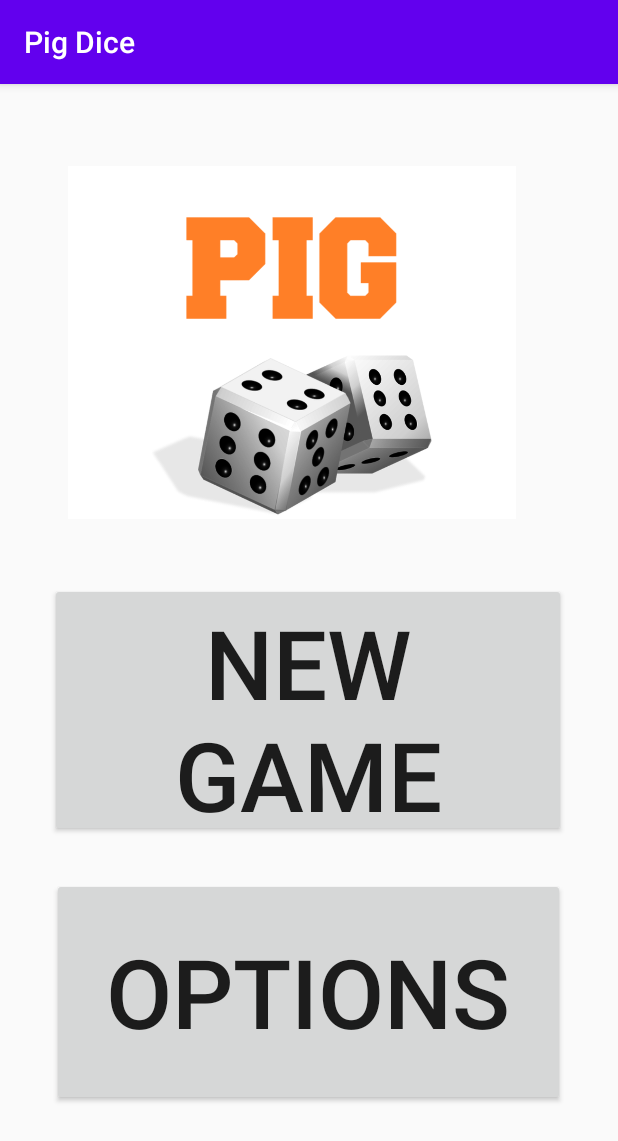
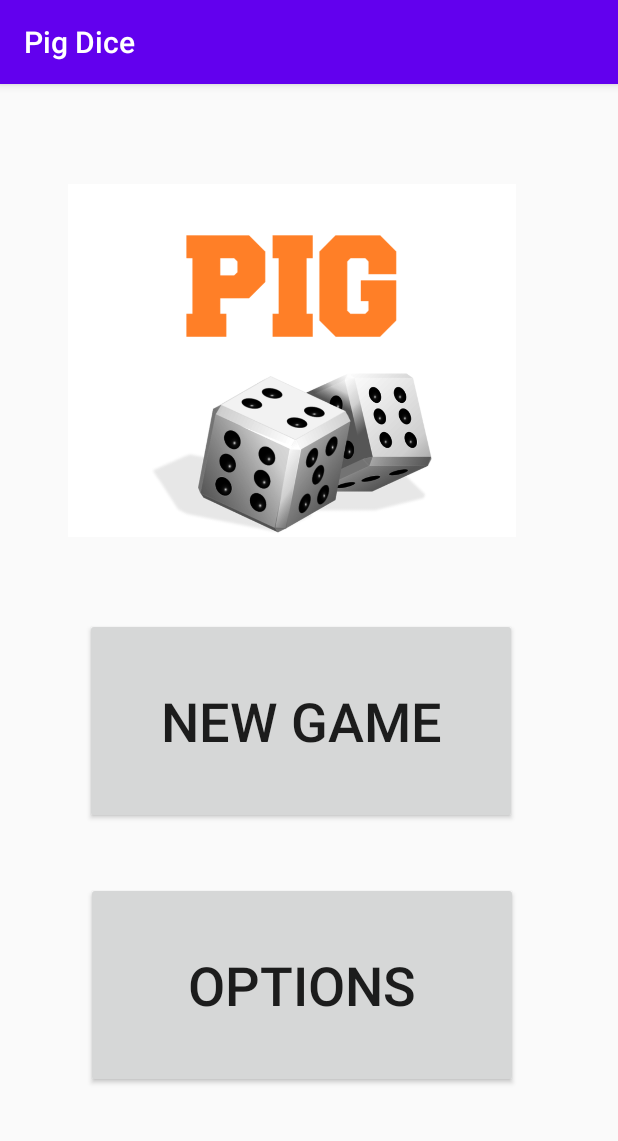
Before and after one commit to tlasalle5027/PigDiceAndroid, an Android app: the screen it shows after launch (MainActivity), on a phone screen of 412 x 824 dp. Shown: the top 1141 px of the screen. Run offline under Robolectric (Android 15) with nearby library versions, the light colour scheme and no system bars; our stand-ins replace AdMob.

Commit message:
Minor Adjustments

```diff
--- a/app/src/main/AndroidManifest.xml
+++ b/app/src/main/AndroidManifest.xml
@@ -21,7 +21,7 @@
 
         <meta-data
             android:name="com.google.android.gms.ads.APPLICATION_ID"
-            android:value="ca-app-pub-2961110423231573~7503530161" />
+            android:value="ca-app-pub-3940256099942544/1033173712" />
     </application>
 
 </manifest>
--- a/app/src/main/java/com/tel5027/pigdice/Activities/Options.java
+++ b/app/src/main/java/com/tel5027/pigdice/Activities/Options.java
@@ -32,8 +32,7 @@ public class Options extends AppCompatActivity {
         os.setDifficulty(difficulty);
         os.setEndScore(finalScore);
 
-        Intent i = new Intent(Options.this, MainActivity.class);
-        startActivity(i);
+        finish();
     }
 
     public void clearOptions(View view) {
--- a/app/src/main/res/layout/activity_game.xml
+++ b/app/src/main/res/layout/activity_game.xml
@@ -4,6 +4,4 @@
     xmlns:tools="http://schemas.android.com/tools"
     android:layout_width="match_parent"
     android:layout_height="match_parent"
-    tools:context=".Activities.GameActivity">
-
-</androidx.constraintlayout.widget.ConstraintLayout>
+    tools:context=".Activities.GameActivity"/>
--- a/app/src/main/res/layout/activity_main.xml
+++ b/app/src/main/res/layout/activity_main.xml
@@ -22,8 +22,8 @@
 
     <Button
         android:id="@+id/newGameButton"
-        android:layout_width="344dp"
-        android:layout_height="169dp"
+        android:layout_width="288dp"
+        android:layout_height="137dp"
         android:layout_marginStart="11dp"
         android:layout_marginLeft="11dp"
         android:layout_marginTop="3dp"
@@ -31,7 +31,7 @@
         android:layout_marginRight="3dp"
         android:layout_marginBottom="1dp"
         android:text="@string/new_game"
-        android:textSize="64sp"
+        android:textSize="36sp"
         app:layout_constraintBottom_toTopOf="@+id/optionsButton"
         app:layout_constraintEnd_toEndOf="parent"
         app:layout_constraintHorizontal_bias="0.415"
@@ -40,8 +40,8 @@
 
     <Button
         android:id="@+id/optionsButton"
-        android:layout_width="342dp"
-        android:layout_height="152dp"
+        android:layout_width="288dp"
+        android:layout_height="137dp"
         android:layout_marginStart="11dp"
         android:layout_marginLeft="11dp"
         android:layout_marginTop="3dp"
@@ -50,7 +50,7 @@
         android:layout_marginBottom="64dp"
         android:onClick="openOptions"
         android:text="@string/options"
-        android:textSize="64sp"
+        android:textSize="36sp"
         app:layout_constraintBottom_toBottomOf="parent"
         app:layout_constraintEnd_toEndOf="parent"
         app:layout_constraintHorizontal_bias="0.418"
```
Also changed, not shown: app/src/main/java/com/tel5027/pigdice/Activities/GameActivity.java (+6 -1 lines).
